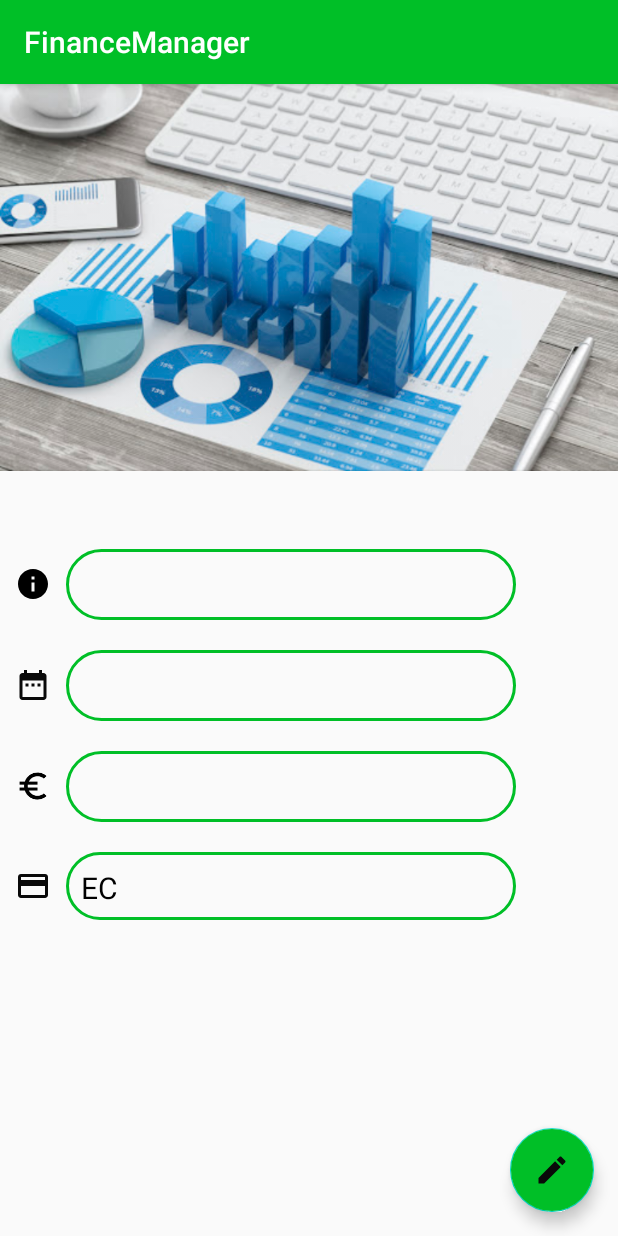
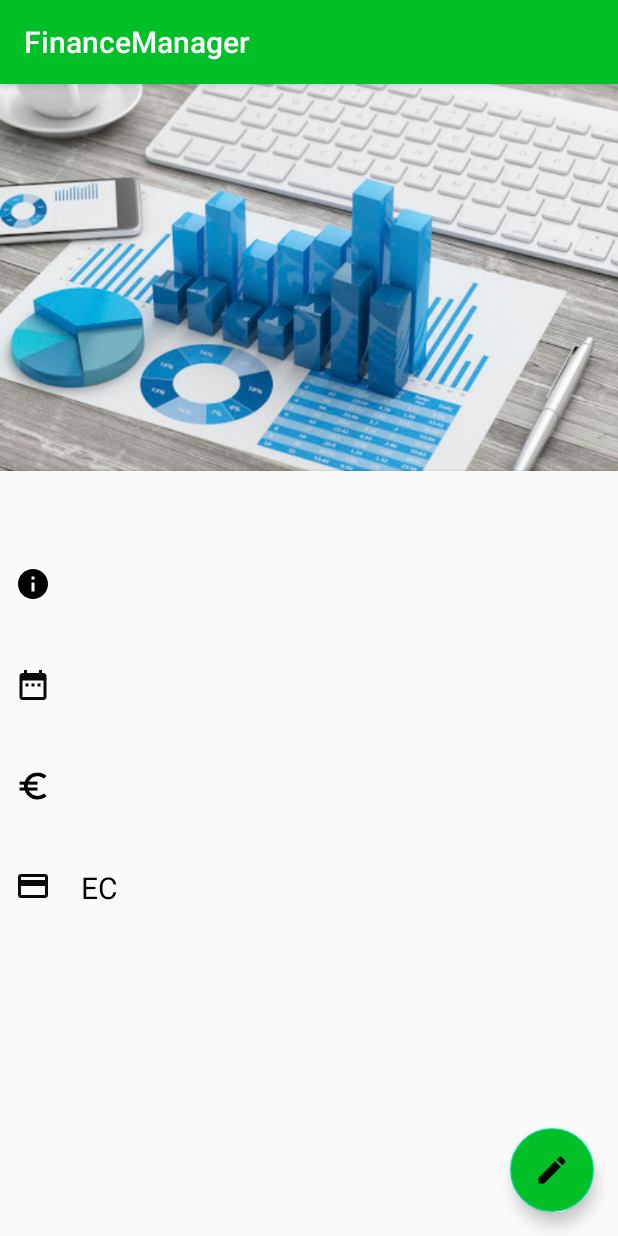
Before and after one commit to haidepzai/Finance-Manager-Android, an Android app: the ItemDetailActivity screen opened directly, with no data from a screen before it, after a tap on an icon or button, on a phone screen of 412 x 824 dp. Run offline under Robolectric (Android 15) with nearby library versions, the phone set to English and light mode, and no system bars; 1 statement that could not run was skipped; 3 other taps on this screen came first.

Commit message:
Fixed border/background bug in ItemDetailActivity

```diff
--- a/FinanceManager/app/src/main/java/de/hdmstuttgart/financemanager/ItemDetailActivity.java
+++ b/FinanceManager/app/src/main/java/de/hdmstuttgart/financemanager/ItemDetailActivity.java
@@ -178,6 +178,11 @@ public class ItemDetailActivity extends AppCompatActivity implements AdapterView
         mDate.setFocusableInTouchMode(false);
         mMethod.setFocusable(false);
         mMethod.setFocusableInTouchMode(false);
+
+        mPurpose.setBackgroundColor(Color.TRANSPARENT);
+        mAmount.setBackgroundColor(Color.TRANSPARENT);
+        mDate.setBackgroundColor(Color.TRANSPARENT);
+        mMethod.setBackgroundColor(Color.TRANSPARENT);
     }
 
     //Verhalten des Spinners
```
